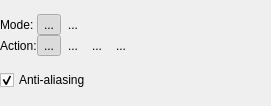
Qt form krita/ui/forms/wdgselectionoptions.ui (KDE/krita) before a commit.
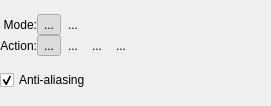
The same form after that commit. Custom widgets are drawn as their Qt base class.

Commit message:
Fix the alignment of labels in dialogs
Patch by Juan Palacios

```diff
--- a/krita/ui/forms/wdgselectionoptions.ui
+++ b/krita/ui/forms/wdgselectionoptions.ui
@@ -97,6 +97,9 @@
        <property name="text">
         <string>Mode:</string>
        </property>
+       <property name="alignment">
+        <set>Qt::AlignRight|Qt::AlignTrailing|Qt::AlignVCenter</set>
+       </property>
       </widget>
      </item>
      <item row="1" column="0">
@@ -105,7 +108,7 @@
         <string>Action:</string>
        </property>
        <property name="alignment">
-        <set>Qt::AlignLeading|Qt::AlignLeft|Qt::AlignVCenter</set>
+        <set>Qt::AlignRight|Qt::AlignTrailing|Qt::AlignVCenter</set>
        </property>
       </widget>
      </item>
```
Left out of the diff: 11 changed lines with no effect on the pictures. The commit also changes 71 other files.
